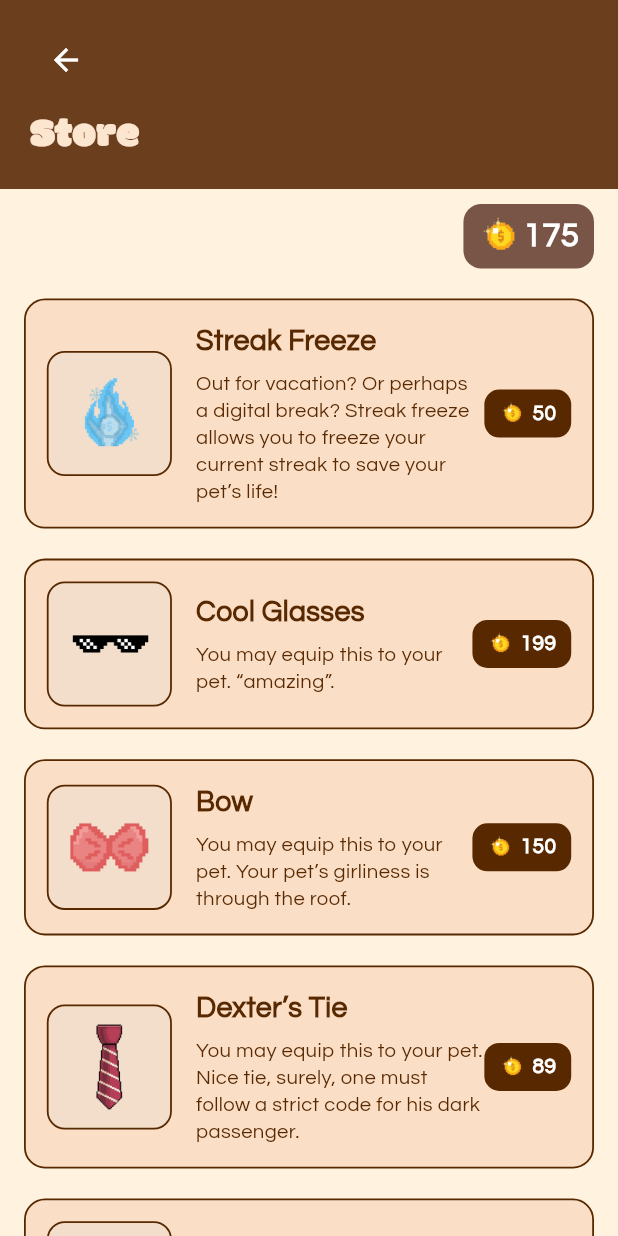
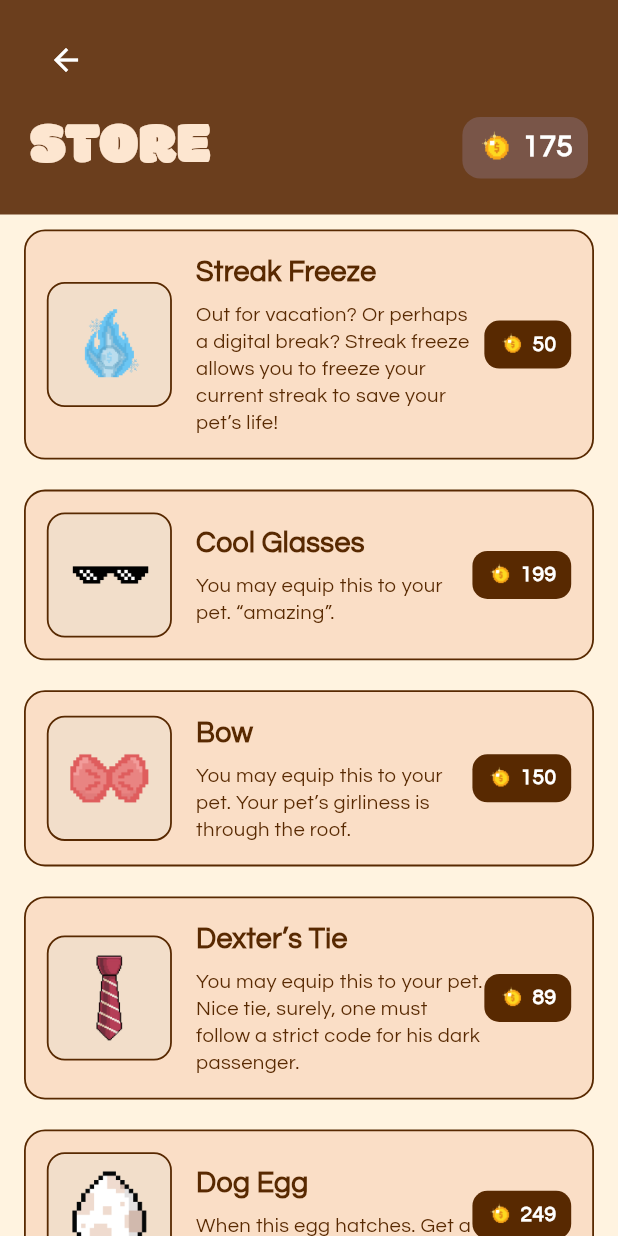
Before and after one commit to the34thempress/Budgipets, a Flutter app: the StorePage screen opened by its route, on a phone screen of 412 x 824 dp. Run offline on Flutter 3.47's test engine with Material 3 defaults, Android fonts, the phone set to English and light mode, and no system bars; our stand-ins replace table_calendar.

Commit message:
logs and ui fix
hardcoded logs page and tidied up store page

```diff
--- a/lib/routes.dart
+++ b/lib/routes.dart
@@ -7,6 +7,7 @@ import 'screens/setting_screens/settings_page.dart';
 import 'screens/main_screens/store.dart';
 import 'screens/main_screens/pet_management.dart';
 import 'screens/main_screens/allowance.dart';
+import 'screens/main_screens/logs.dart';
 
 class Routes {
   static const String login = '/login';
@@ -17,6 +18,7 @@ class Routes {
   static const String store = '/store';
   static const String pet_management = '/pet_management';
   static const String allowance = '/allowance';
+  static const String logs = '/logs';
 
   static Map<String, WidgetBuilder> routes = {
     login: (context) => LoginPage(),
@@ -27,5 +29,6 @@ class Routes {
     store: (context) => StorePage(),
     pet_management: (context) => PetManagementPage(),
     allowance: (context) => LogEntryPage(),
+    logs: (context) => LogsPage(),
   };
 }
--- a/lib/screens/main_screens/store.dart
+++ b/lib/screens/main_screens/store.dart
@@ -227,39 +227,36 @@ Widget build(BuildContext context) {
     body: Column(
       children: [
         CommonHeader(
-  child: const Text(
-    'Store',
+  child: Row(
+    mainAxisAlignment: MainAxisAlignment.spaceBetween,
+    children: [
+      const Text(
+        'STORE',
         style: TextStyle(
           fontFamily: 'Modak',
-      fontSize: 28,
+          fontSize: 40,
           color: Color(0xFFFDE6D0),
         ),
       ),
-),
-        // 💰 Coin Display (with rounded box)
-        Container(
-          padding: const EdgeInsets.symmetric(vertical: 10, horizontal: 16),
-          child: Row(
-            mainAxisAlignment: MainAxisAlignment.end,
-            children: [
       Container(
         padding: const EdgeInsets.symmetric(horizontal: 10, vertical: 6),
         decoration: BoxDecoration(
-                  color: Colors.brown[500],
+          color: Colors.brown,
           borderRadius: BorderRadius.circular(12),
         ),
         child: Row(
           children: [
             Image.asset(
               'assets/images/coin.png',
-                      width: 30,
-                      height: 30,
+              width: 26,
+              height: 26,
             ),
+            const SizedBox(width: 4),
             Text(
               '$coins',
               style: const TextStyle(
                 fontFamily: 'Questrial',
-                        fontSize: 22,
+                fontSize: 20,
                 fontWeight: FontWeight.bold,
                 color: Colors.white,
               ),
```
Also changed, not shown: lib/screens/main_screens/dashboard.dart (+8 -0 lines), lib/screens/main_screens/logs.dart (added, +166 -0 lines). Lines whose indentation alone changed are shown as unchanged.
